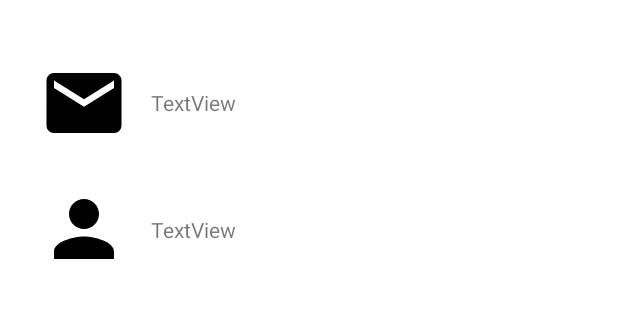
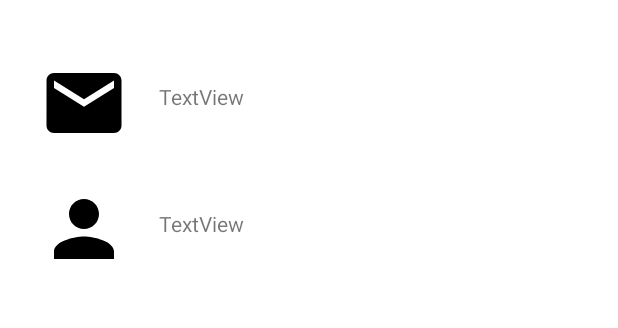
Before and after one commit to Juanppmi/AndroidFB, an Android app: the layout activity_tela1.xml on its own in the app's theme, with its tools: preview values and no code run, on a phone screen of 412 x 824 dp. Shown: the part 218-546 px from the top of the screen. Run offline under Robolectric (Android 15) with nearby library versions, the phone set to English and light mode, and no system bars.

Commit message:
tela1 bug corrigido
as letras não devem mais invadir o espaço do icone

```diff
--- a/app/src/main/res/layout/activity_tela1.xml
+++ b/app/src/main/res/layout/activity_tela1.xml
@@ -40,21 +40,24 @@
 
     <TextView
         android:id="@+id/tvEmailPrincipal"
-        android:layout_width="wrap_content"
+        android:layout_width="0dp"
         android:layout_height="wrap_content"
-        android:layout_marginTop="60dp"
-        android:layout_marginEnd="240dp"
+        android:layout_marginStart="20dp"
+        android:layout_marginTop="56dp"
+        android:layout_marginEnd="40dp"
         android:text="TextView"
         app:layout_constraintEnd_toEndOf="parent"
+        app:layout_constraintHorizontal_bias="0.0"
         app:layout_constraintStart_toEndOf="@+id/imageView"
         app:layout_constraintTop_toBottomOf="@+id/imageButton" />
 
     <TextView
         android:id="@+id/tvNomePrincipal"
-        android:layout_width="wrap_content"
+        android:layout_width="0dp"
         android:layout_height="wrap_content"
+        android:layout_marginStart="20dp"
         android:layout_marginTop="65dp"
-        android:layout_marginEnd="240dp"
+        android:layout_marginEnd="40dp"
         android:text="TextView"
         app:layout_constraintEnd_toEndOf="parent"
         app:layout_constraintStart_toEndOf="@+id/imageView2"
```
